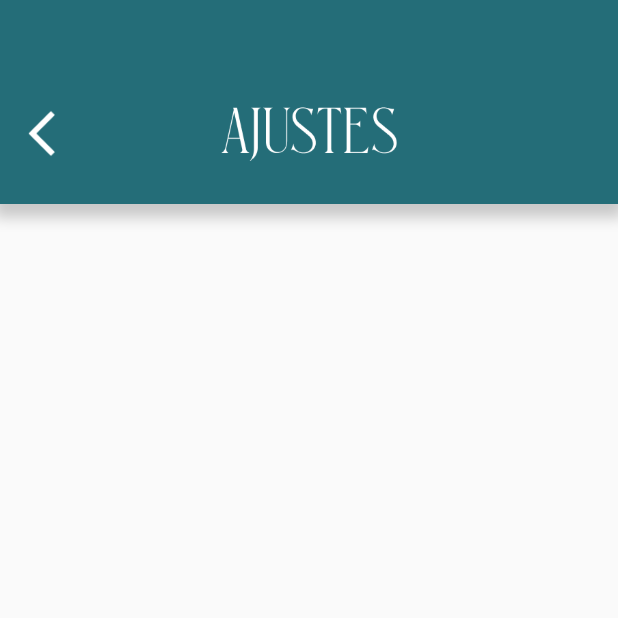
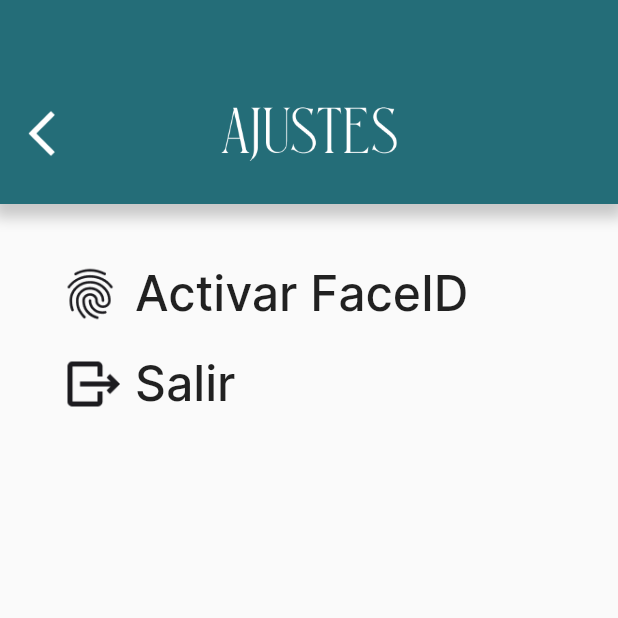
Before and after one commit to JeezLuis/vitalis_mobile, a Flutter app: the SettingsInterface screen opened directly, on a phone screen of 412 x 824 dp, the top half of it. Run offline on Flutter 3.47's test engine with Material 2 defaults, Android fonts, the phone set to English and light mode, and no system bars; our stand-ins replace convert, quickalert, shared_preferences; accounts and stored records are empty.

Commit message:
Un poco de todo

```diff
--- a/lib/dashboard.dart
+++ b/lib/dashboard.dart
@@ -1,12 +1,12 @@
 import 'package:flutter/material.dart';
-import 'package:vitalis_mobile/Model/LocalUser.dart';
+import 'package:vitalis_mobile/Model/local_user.dart';
 import 'package:vitalis_mobile/profile.dart';
 import 'package:vitalis_mobile/therapy.dart';
 import 'package:vitalis_mobile/utils.dart';
 import 'package:vitalis_mobile/network.dart';
 
-import 'Model/Patient.dart';
-import 'Model/TreatmentToPatient.dart';
+import 'Model/patient.dart';
+import 'Model/treatment_to_patient.dart';
 
 class DashboardInterface extends StatefulWidget {
   const DashboardInterface({super.key});
--- a/lib/login.dart
+++ b/lib/login.dart
@@ -1,5 +1,5 @@
 import 'package:flutter/material.dart';
-import 'package:vitalis_mobile/Model/LocalUser.dart';
+import 'package:vitalis_mobile/Model/local_user.dart';
 import 'package:vitalis_mobile/dashboard.dart';
 import 'package:vitalis_mobile/utils.dart';
 import 'package:vitalis_mobile/network.dart';
--- a/lib/network.dart
+++ b/lib/network.dart
@@ -1,7 +1,7 @@
 import 'package:http/http.dart' as http;
 import 'dart:convert';
-import 'package:vitalis_mobile/Model/Patient.dart';
-import 'package:vitalis_mobile/Model/TreatmentToPatient.dart';
+import 'package:vitalis_mobile/Model/patient.dart';
+import 'package:vitalis_mobile/Model/treatment_to_patient.dart';
 
 Future<List<Patient>> logPatient(String mail, String password) async {
   final response = await http.get(Uri.parse('https://skilledmist.backendless.app/api/data/Patient?where=password%20%3D%20\'$password\'%20AND%20mail%3D\'$mail\''));
--- a/lib/register.dart
+++ b/lib/register.dart
@@ -1,7 +1,5 @@
 import 'dart:convert';
-import 'dart:io';
 
-import 'package:crypto/crypto.dart';
 import 'package:flutter/material.dart';
 import 'package:vitalis_mobile/network.dart';
 import 'package:vitalis_mobile/utils.dart';
--- a/lib/settings.dart
+++ b/lib/settings.dart
@@ -56,6 +56,36 @@ class _SettingsInterfaceState extends State<SettingsInterface> {
                 ),
               )
           ),
+          Padding(
+            padding: const EdgeInsets.only(left: 40, right: 40,top: 20),
+            child: Column(
+              children: [
+                const Padding(padding: EdgeInsets.only(top: 20)),
+                GestureDetector(
+                  //TODO: Activar FaceID
+                  onTap: () {},
+                  child: Row(
+                    children: [
+                      Image.asset("assets/img/props/faceid.png", height: 40,),
+                      const Padding(padding: EdgeInsets.only(left: 10)),
+                      const Text("Activar FaceID", style: TextStyle(fontWeight: FontWeight.w500, fontSize: 32),),
+                    ],
+                  ),
+                ),
+                const Padding(padding: EdgeInsets.only(top: 20)),
+                GestureDetector(
+                  onTap: () {Navigator.of(context).popUntil((route) => route.isFirst);},
+                  child: Row(
+                    children: [
+                      Image.asset("assets/img/props/exit.png", height: 40,),
+                      const Padding(padding: EdgeInsets.only(left: 10)),
+                      const Text("Salir", style: TextStyle(fontWeight: FontWeight.w500, fontSize: 32),),
+                    ],
+                  ),
+                ),
+              ],
+            ),
+          ),
         ],
       ),
     );
--- a/lib/utils.dart
+++ b/lib/utils.dart
@@ -42,7 +42,7 @@ void alertInfo(String message, BuildContext context){
 
 ///Generate MD5 hash
 generateMd5(String data) {
-  var content = new Utf8Encoder().convert(data);
+  var content = const Utf8Encoder().convert(data);
   var md5 = crypto.md5;
   var digest = md5.convert(content);
   return hex.encode(digest.bytes);
```
Also changed, not shown: lib/main.dart (+1 -10 lines), lib/profile.dart (+6 -8 lines), lib/therapy.dart (+3 -4 lines), lib/Model/local_user.dart (renamed from lib/Model/LocalUser.dart), lib/Model/patient.dart (renamed from lib/Model/Patient.dart), lib/Model/treatment_to_patient.dart (renamed from lib/Model/TreatmentToPatient.dart).
